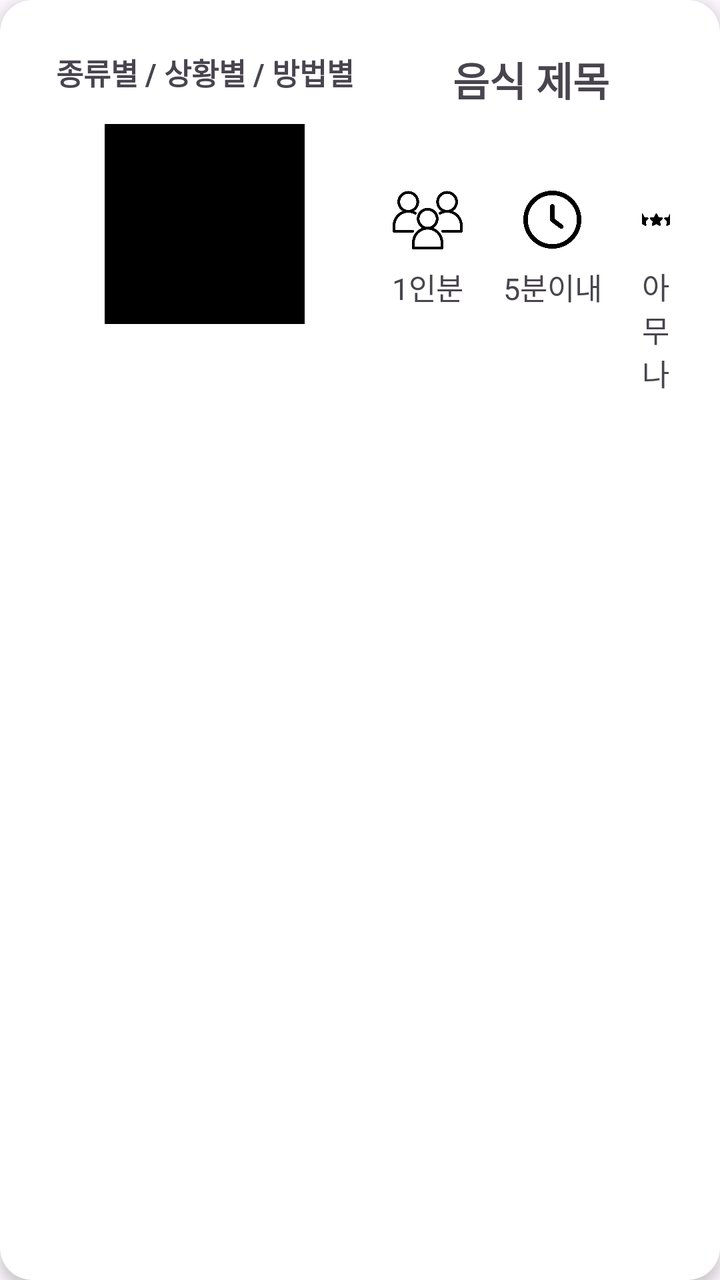
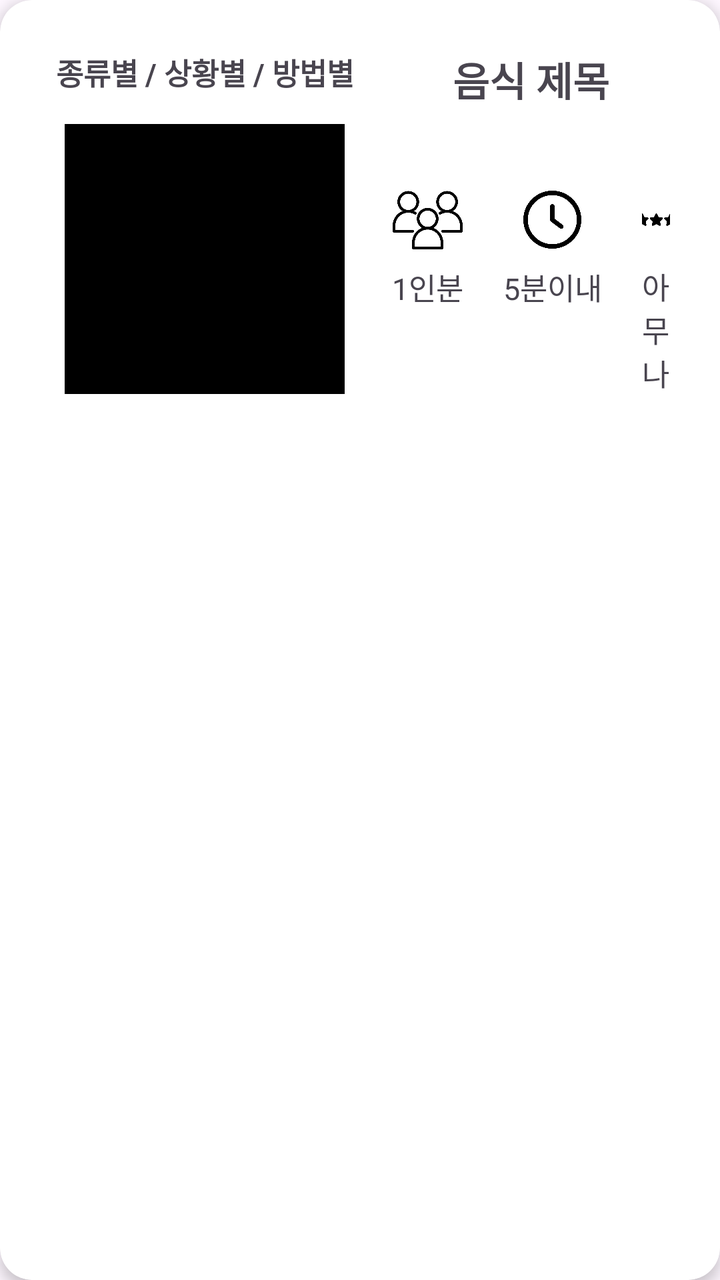

An Android layout rendered at two revisions. The XML below is the earlier revision; the diff shows what the commit changed to produce the second picture.
<!-- AndroidManifest.xml: application theme Theme.PickAndCook -->
<!-- res/layout/item_recipe.xml -->
<?xml version="1.0" encoding="utf-8"?>
<androidx.cardview.widget.CardView xmlns:android="http://schemas.android.com/apk/res/android"
    xmlns:app="http://schemas.android.com/apk/res-auto"
    android:layout_width="match_parent"
    android:layout_height="wrap_content"
    android:layout_margin="20dp"
    app:cardCornerRadius="16dp"
    app:cardElevation="4dp"
    android:backgroundTint="@android:color/white">

    <LinearLayout
        android:layout_width="match_parent"
        android:layout_height="wrap_content"
        android:orientation="horizontal"
        android:padding="25dp">

        
        <LinearLayout
            android:layout_width="0dp"
            android:layout_height="wrap_content"
            android:layout_weight="1"
            android:orientation="vertical"
            android:gravity="center_horizontal">

            <TextView
                android:id="@+id/categoryText"
                android:layout_width="wrap_content"
                android:layout_height="wrap_content"
                android:text="종류별 / 상황별 / 방법별"
                android:textSize="@dimen/body_text_size"
                android:textStyle="bold"
                android:layout_marginBottom="15dp" />

            <ImageView
                android:id="@+id/recipeImage"
                android:layout_width="100dp"
                android:layout_height="100dp"
                android:scaleType="centerCrop"
                android:background="@android:color/black" />
        </LinearLayout>

        
        <LinearLayout
            android:layout_width="0dp"
            android:layout_height="wrap_content"
            android:layout_weight="1"
            android:orientation="vertical"
            android:gravity="center_horizontal"
            android:paddingStart="16dp">

            <TextView
                android:id="@+id/recipeTitle"
                android:layout_width="wrap_content"
                android:layout_height="wrap_content"
                android:text="음식 제목"
                android:textSize="@dimen/title2_text_size"
                android:textStyle="bold"
                android:layout_marginBottom="8dp" />

            <LinearLayout
                android:layout_width="wrap_content"
                android:layout_height="wrap_content"
                android:orientation="horizontal"
                android:layout_marginTop="30dp"
                android:layout_marginBottom="30dp"
                android:gravity="start">

                
                <LinearLayout
                    android:layout_width="wrap_content"
                    android:layout_height="wrap_content"
                    android:orientation="vertical"
                    android:layout_marginEnd="20dp"
                    android:gravity="center_horizontal">

                    <ImageView
                        android:layout_width="35dp"
                        android:layout_height="35dp"
                        android:src="@drawable/ic_people" />

                    <TextView
                        android:id="@+id/portionText"
                        android:layout_width="wrap_content"
                        android:layout_height="wrap_content"
                        android:layout_marginTop="5dp"
                        android:text="1인분"
                        android:textSize="@dimen/body_text_size" />
                </LinearLayout>

                
                <LinearLayout
                    android:layout_width="wrap_content"
                    android:layout_height="wrap_content"
                    android:orientation="vertical"
                    android:layout_marginEnd="20dp"
                    android:gravity="center_horizontal">

                    <ImageView
                        android:layout_width="35dp"
                        android:layout_height="35dp"
                        android:padding="3dp"
                        android:src="@drawable/ic_clock" />

                    <TextView
                        android:id="@+id/timeText"
                        android:layout_width="wrap_content"
                        android:layout_height="wrap_content"
                        android:layout_marginTop="5dp"
                        android:text="5분이내"
                        android:textSize="@dimen/body_text_size" />
                </LinearLayout>

                
                <LinearLayout
                    android:layout_width="wrap_content"
                    android:layout_height="wrap_content"
                    android:orientation="vertical"
                    android:gravity="center_horizontal">

                    <ImageView
                        android:layout_width="35dp"
                        android:layout_height="35dp"
                        android:src="@drawable/ic_star" />

                    <TextView
                        android:id="@+id/difficultyText"
                        android:layout_width="wrap_content"
                        android:layout_height="wrap_content"
                        android:layout_marginTop="5dp"
                        android:text="아무나"
                        android:textSize="@dimen/body_text_size" />
                </LinearLayout>
            </LinearLayout>
        </LinearLayout>
    </LinearLayout>
</androidx.cardview.widget.CardView>
<!-- resources referenced by this layout -->
<resources>
  <dimen name="body_text_size">15sp</dimen>
  <dimen name="title2_text_size">20sp</dimen>
  <!-- drawable ic_clock: png bitmap (drawable, 18063 bytes) -->
  <!-- drawable ic_people: png bitmap (drawable, 17175 bytes) -->
  <!-- drawable ic_star: png bitmap (drawable, 9912 bytes) -->
  <style name="Theme.PickAndCook" parent="Base.Theme.PickAndCook" />
  <style name="Base.Theme.PickAndCook" parent="Theme.Material3.DayNight.NoActionBar">
          
          <item name="colorPrimary">@color/black</item>
      </style>
  <color name="black">#FF000000</color>
</resources>

<!-- the commit's change to res/layout/item_recipe.xml (unified diff, before → after) -->
@@ -33,8 +33,8 @@
 
             <ImageView
                 android:id="@+id/recipeImage"
-                android:layout_width="100dp"
-                android:layout_height="100dp"
+                android:layout_width="140dp"
+                android:layout_height="135dp"
                 android:scaleType="centerCrop"
                 android:background="@android:color/black" />
         </LinearLayout>
